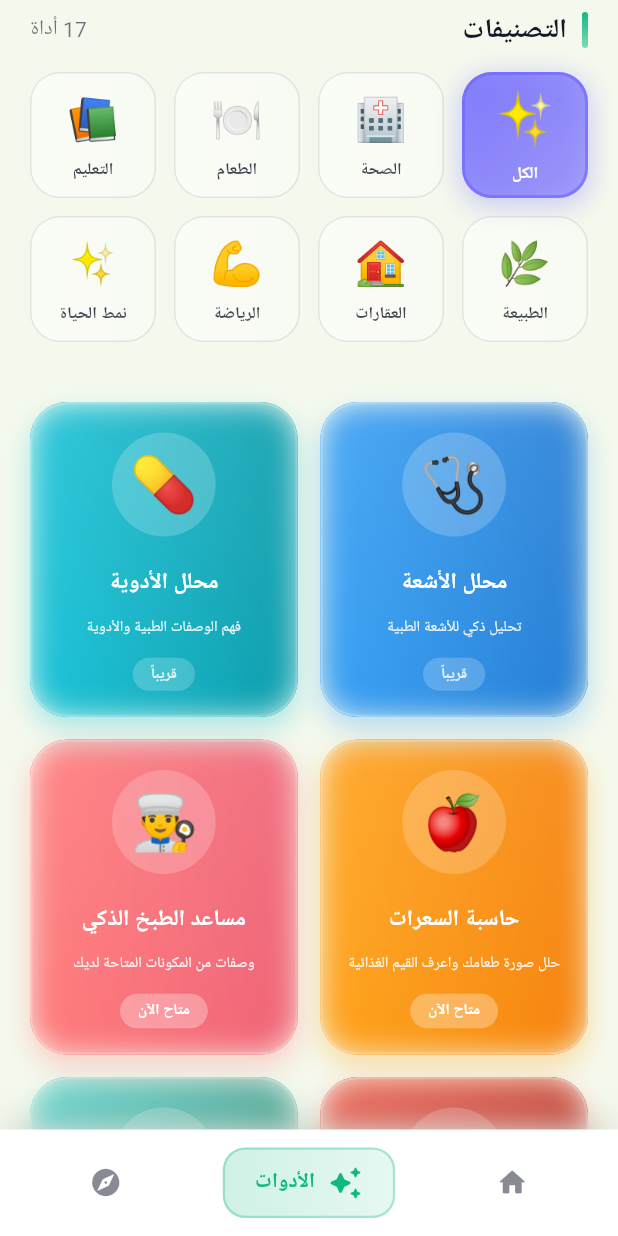
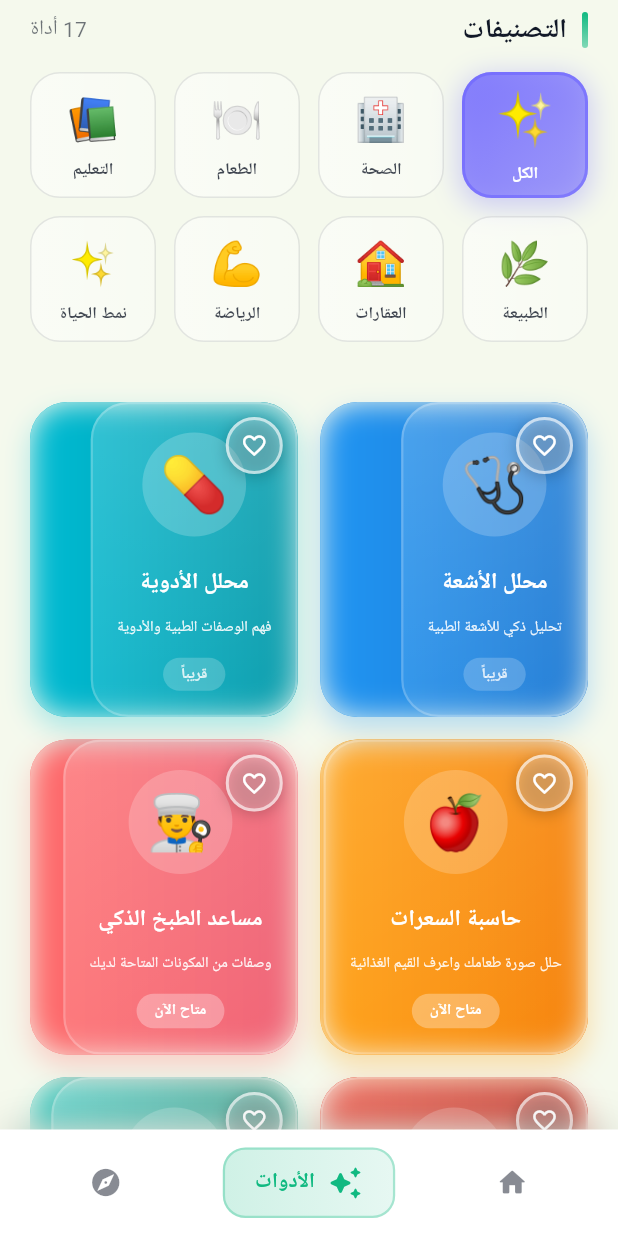
Before and after one commit to kkkrraamm/aldlma, a Flutter app: the AIToolsPage screen opened directly, scrolled down 576 dp, on a phone screen of 412 x 824 dp. Run offline on Flutter 3.47's test engine with Material 3 defaults, Android fonts, the phone set to English and light mode, and no system bars; our stand-ins replace cached_network_image, device_info_plus, firebase_core, firebase_messaging, fl_chart, flutter_local_notifications and 6 more; accounts and stored records are empty; network calls fail; Roboto replaces fonts that are missing (Cairo).

Commit message:
Add Favorite Heart Button to Each Tool Card
User Request: "ابي تضيف قلب في قالب كل اداة عشان نظام الاعجاب"

Changes to _buildToolCard (Lines 910-1051):

1. Wrapped content in Stack (Line 910):
   Before: Container → Column
   After: Stack → [Container → Column, Positioned Button]

2. Added Favorite Button (Lines 1016-1050):
   Position: Top right corner (10px from edges)

   Button Design:
   - Shape: Circle
   - Size: 18px icon + 8px padding = 34px total
   - Border: 2px white (60% opacity)
   - Shadow: 8px blur, 20% black

   States:
   - Not Favorite:
     * Background: White 25% opacity
     * Icon: favorite_border
   - Is Favorite:
     * Background: Red 95% opacity
     * Icon: favorite (filled)

   Interaction:
   - onTap: _toggleFavorite(tool['title'])
   - Updates _favoriteTools Set
   - Saves to SharedPreferences
   - Updates analytics count

Visual Layout:
┌─────────────────────┐
│              ❤️     │ ← Heart button
│                     │
│        💊           │ ← Tool icon
│                     │
│   محلل الأدوية     │ ← Title
│                     │
│  تحليل ذكي للأدوية │ ← Subtitle
│                     │
│   [متاح الآن]       │ ← Badge
└─────────────────────┘

Perfect! Now every tool card has a favorite button! ❤️

```diff
--- a/lib/ai_tools_page.dart
+++ b/lib/ai_tools_page.dart
@@ -907,7 +907,9 @@ class _AIToolsPageState extends State<AIToolsPage> with SingleTickerProviderStat
           borderRadius: BorderRadius.circular(25),
           child: BackdropFilter(
             filter: ImageFilter.blur(sigmaX: 10, sigmaY: 10),
-            child: Container(
+            child: Stack(
+              children: [
+                Container(
                   padding: const EdgeInsets.all(16),
                   decoration: BoxDecoration(
                     gradient: LinearGradient(
@@ -1009,6 +1011,44 @@ class _AIToolsPageState extends State<AIToolsPage> with SingleTickerProviderStat
                     ),
                     ],
                   ),
+                ),
+
+                // زر المفضلة في أعلى يمين البطاقة
+                Positioned(
+                  top: 10,
+                  right: 10,
+                  child: GestureDetector(
+                    onTap: () => _toggleFavorite(tool['title']),
+                    child: Container(
+                      padding: const EdgeInsets.all(8),
+                      decoration: BoxDecoration(
+                        color: _favoriteTools.contains(tool['title'])
+                            ? Colors.red.withOpacity(0.95)
+                            : Colors.white.withOpacity(0.25),
+                        shape: BoxShape.circle,
+                        border: Border.all(
+                          color: Colors.white.withOpacity(0.6),
+                          width: 2,
+                        ),
+                        boxShadow: [
+                          BoxShadow(
+                            color: Colors.black.withOpacity(0.2),
+                            blurRadius: 8,
+                            offset: const Offset(0, 2),
+                          ),
+                        ],
+                      ),
+                      child: Icon(
+                        _favoriteTools.contains(tool['title'])
+                            ? Icons.favorite
+                            : Icons.favorite_border,
+                        color: Colors.white,
+                        size: 18,
+                      ),
+                    ),
+                  ),
+                ),
+              ],
             ),
           ),
         ),
```
Lines whose indentation alone changed are shown as unchanged.
